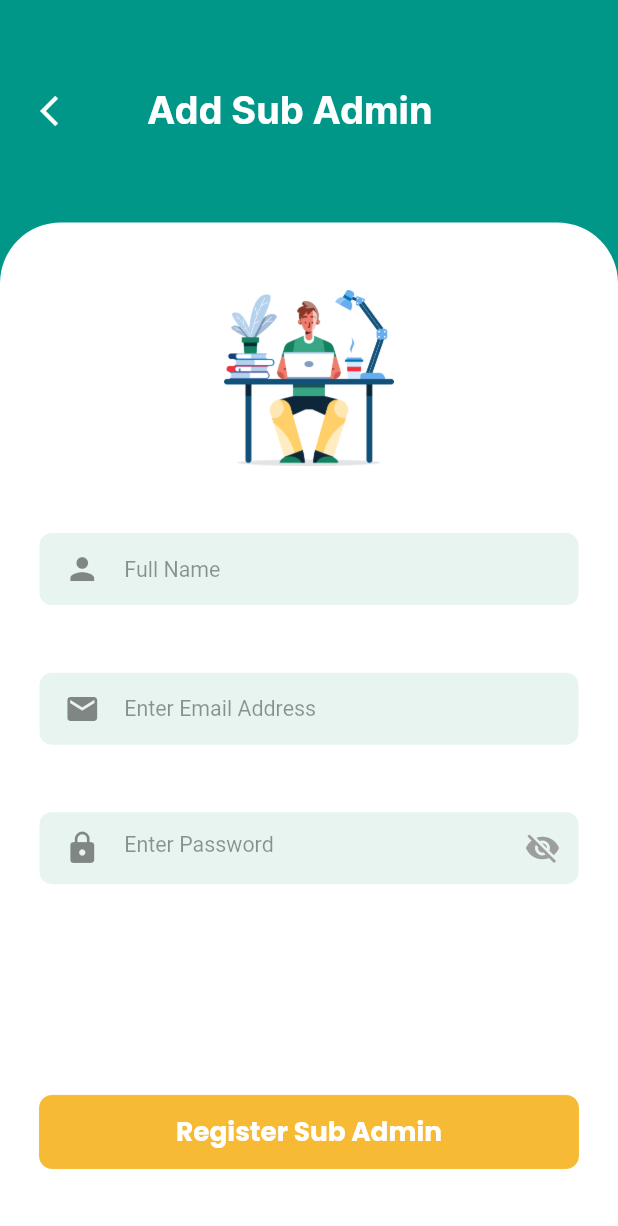
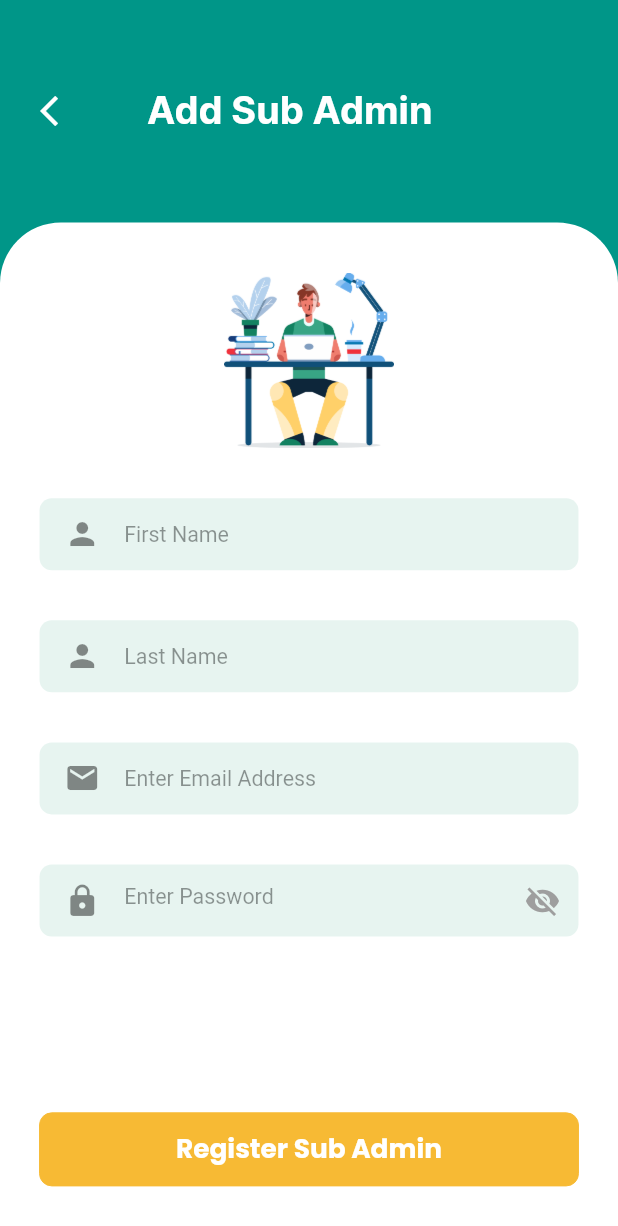
Before and after one commit to dockrexter/inspiry_learning, a Flutter app: the AddSubAdminPage screen opened directly, on a phone screen of 412 x 824 dp. Shown: the top 1226 px of the screen. Run offline on Flutter 3.47's test engine with Material 2 defaults, Android fonts, the phone set to English and light mode, and no system bars; our stand-ins replace badges, dio, file_picker, firebase_core, firebase_messaging, flutter_local_notifications and 10 more; missing offline and left inert: flutter_shimmer; accounts and stored records are empty.

Commit message:
fix bugs

```diff
--- a/lib/globals/app_strings.dart
+++ b/lib/globals/app_strings.dart
@@ -96,7 +96,6 @@ class AppStrings {
   static const String continueAsProfessional = "Signin as Professional";
 
   // Sub Admin Page
-  static const String fullName = "Full Name";
   static const String registerSubAdmin = "Register Sub Admin";
 
   // Assignment Details Page
--- a/lib/manager/firebase_notifications_manager.dart
+++ b/lib/manager/firebase_notifications_manager.dart
@@ -31,7 +31,7 @@ class FBNotificationManager {
       RemoteMessage message, FlutterLocalNotificationsPlugin fln) async {
     final title = message.data['title']!;
     final body = message.data['body']!;
-    final assignmentId = title == "New Message"
+    final assignmentId = (title == "New Message" || title == "New Assignment")
         ? message.data['assignmentId']!.toString()
         : null;
     BigTextStyleInformation bigTextStyleInformation = BigTextStyleInformation(
--- a/lib/views/pages/admin/home/home_page.dart
+++ b/lib/views/pages/admin/home/home_page.dart
@@ -162,7 +162,7 @@ class _AdminHomePageState extends State<AdminHomePage> {
                               onTap: () async => await showDialog(
                                 context: context,
                                 builder: (context) => CupertinoAlertDialog(
-                                  title: const Text("logout"),
+                                  title: const Text("Logout"),
                                   content: const Text("Please Confirm Logout"),
                                   actions: [
                                     CupertinoDialogAction(
@@ -171,6 +171,7 @@ class _AdminHomePageState extends State<AdminHomePage> {
                                         _handleLogout();
                                         AppRouter.pop(context);
                                       },
+                                      isDestructiveAction: true,
                                     ),
                                     CupertinoDialogAction(
                                       child: const Text("No"),
--- a/lib/views/pages/admin/subadmin/add_sub_admin_page.dart
+++ b/lib/views/pages/admin/subadmin/add_sub_admin_page.dart
@@ -20,13 +20,15 @@ class _AddSubAdminPageState extends State<AddSubAdminPage> {
 
   final _emailController = TextEditingController();
   final _passwordController = TextEditingController();
-  final _fullNameController = TextEditingController();
+  final _firstNameController = TextEditingController();
+  final _lastNameController = TextEditingController();
 
   @override
   void dispose() {
     _emailController.dispose();
     _passwordController.dispose();
-    _fullNameController.dispose();
+    _lastNameController.dispose();
+    _firstNameController.dispose();
     super.dispose();
   }
 
@@ -87,9 +89,15 @@ class _AddSubAdminPageState extends State<AddSubAdminPage> {
                         ),
                       ),
                       InputTextField(
-                        AppStrings.fullName,
+                        AppStrings.firstName,
                         icon: const Icon(Icons.person),
-                        controller: _fullNameController,
+                        controller: _firstNameController,
+                        keyboardType: TextInputType.name,
+                      ),
+                      InputTextField(
+                        AppStrings.lastName,
+                        icon: const Icon(Icons.person),
+                        controller: _lastNameController,
                         keyboardType: TextInputType.name,
                       ),
                       InputTextField(
@@ -133,10 +141,11 @@ class _AddSubAdminPageState extends State<AddSubAdminPage> {
   }
 
   dynamic getControllers() => [
-    _emailController,
-    _passwordController,
-    _fullNameController,
-  ];
+        _emailController,
+        _passwordController,
+        _lastNameController,
+        _firstNameController,
+      ];
 
   Future<void> _registerBtnClickHandler() async {
     if (_isLoading) return;
@@ -149,19 +158,14 @@ class _AddSubAdminPageState extends State<AddSubAdminPage> {
       return;
     }
     setState(() => _isLoading = true);
-    var fullName = _fullNameController.text;
-    List<String> splitted = [fullName];
-    if (fullName.contains(' ')) {
-      splitted = fullName.split(' ');
-    }
     final user = await UserRepository().signUp(
       user: User(
         phone: '',
         role: AppUtils.role,
-        firstname: splitted[0],
+        firstname: _firstNameController.text,
         email: _emailController.text,
         password: _passwordController.text,
-        lastname: splitted.length > 1 ? splitted[1] : '',
+        lastname: _lastNameController.text,
       ),
       addSubAdmin: true,
     );
--- a/lib/views/pages/user/home/home_page.dart
+++ b/lib/views/pages/user/home/home_page.dart
@@ -157,7 +157,7 @@ class _HomePageState extends State<HomePage> {
                                 onTap: () async => await showDialog(
                                   context: context,
                                   builder: (context) => CupertinoAlertDialog(
-                                    title: const Text("logout"),
+                                    title: const Text("Logout"),
                                     content:
                                         const Text("Please Confirm Logout"),
                                     actions: [
@@ -167,6 +167,7 @@ class _HomePageState extends State<HomePage> {
                                           _handleLogout();
                                           AppRouter.pop(context);
                                         },
+                                        isDestructiveAction: true,
                                       ),
                                       CupertinoDialogAction(
                                         child: const Text("No"),
```
Also changed, not shown: lib/main.dart (+6 -2 lines).
